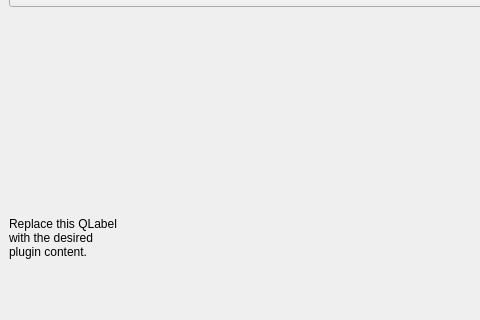
This is pomodoro_dockwidget_base.ui in elitonfilho/pomodoro as Qt 5 draws it before an edit; both pictures show x 0 to 480 and y 176 to 496 of the 688 by 496 pixel window. The edited form follows.
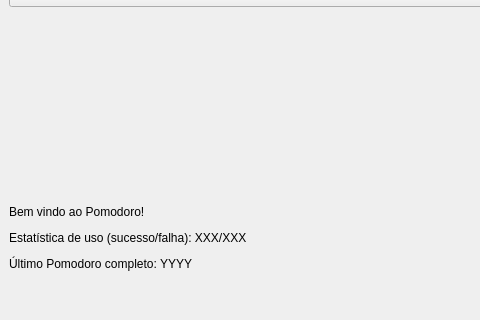
This is the edited form.

Commit message: chore: Update ui and lcdString

The edit to the form file:
```diff
--- a/pomodoro_dockwidget_base.ui
+++ b/pomodoro_dockwidget_base.ui
@@ -40,9 +40,7 @@
     <item row="3" column="0">
      <widget class="QLabel" name="label">
       <property name="text">
-       <string>Replace this QLabel
-with the desired
-plugin content.</string>
+       <string>&lt;html&gt;&lt;head/&gt;&lt;body&gt;&lt;p&gt;Bem vindo ao Pomodoro!&lt;/p&gt;&lt;p&gt;Estatística de uso (sucesso/falha): XXX/XXX&lt;/p&gt;&lt;p&gt;Último Pomodoro completo: YYYY&lt;/p&gt;&lt;/body&gt;&lt;/html&gt;</string>
       </property>
       <property name="scaledContents">
        <bool>false</bool>
```
The commit also changes 1 other file.
